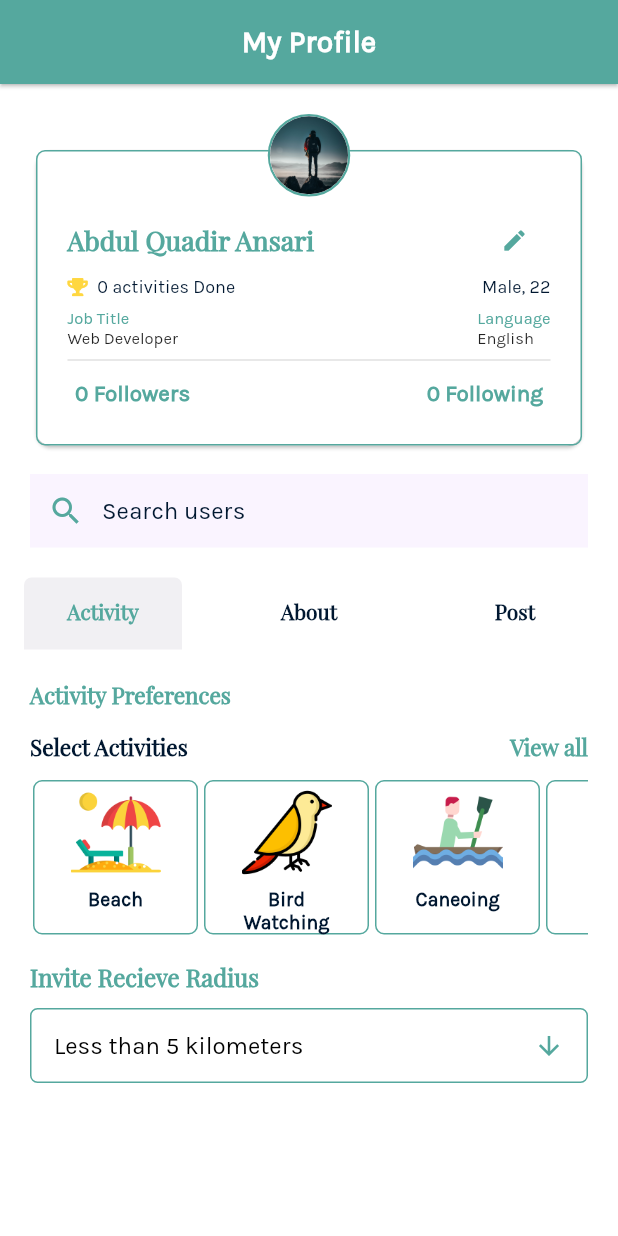
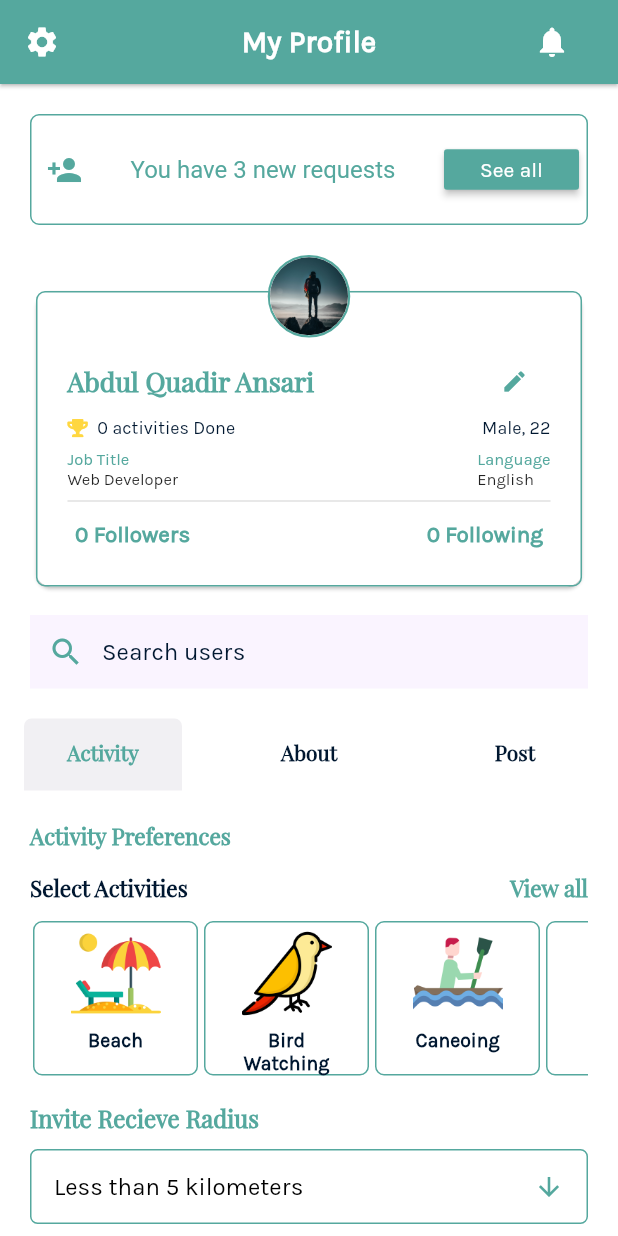
Before and after one commit to priyamshah112/chalo, a Flutter app: the ProfilePage screen opened directly, on a phone screen of 412 x 824 dp. Run offline on Flutter 3.47's test engine with Material 2 defaults, Android fonts, the phone set to English and light mode, and no system bars; our stand-ins replace cloud_firestore, datetime_picker_formfield, firebase_auth, firebase_messaging, firebase_storage, flutter_map and 10 more; missing offline and left inert: gender_selection, geocoder, mapbox_search_flutter, steel_crypt; accounts and stored records are empty.

Commit message:
Follow request

```diff
--- a/lib/add_location.dart
+++ b/lib/add_location.dart
@@ -39,6 +39,7 @@ class _GetLocationState extends State<GetLocation> {
     return Scaffold(
       floatingActionButton: FloatingActionButton(
         child: Icon(Icons.add_location),
+        backgroundColor: Colors.teal,
         onPressed: () {
           getLocation();
           setState(() {});
@@ -91,7 +92,7 @@ class _GetLocationState extends State<GetLocation> {
           ),
         ],
         elevation: 1.0,
-//        backgroundColor: Color(),
+        backgroundColor: Colors.teal,
       ),
       body: Stack(
         fit: StackFit.expand,
--- a/lib/profile_page.dart
+++ b/lib/profile_page.dart
@@ -2,6 +2,7 @@ import 'dart:async';
 import 'dart:io';
 import 'dart:math';
 import 'package:chaloapp/edit_profile_page.dart';
+import 'package:chaloapp/follow_request.dart';
 import 'package:chaloapp/following.dart';
 import 'package:chaloapp/home.dart';
 import 'package:chaloapp/post_details.dart';
@@ -99,6 +100,7 @@ class _ProfilePageState extends State<ProfilePage> {
       child: Scaffold(
         backgroundColor: Colors.white,
         appBar: AppBar(
+          centerTitle: true,
           automaticallyImplyLeading: false,
           title: Center(
             child: Text(
@@ -110,6 +112,25 @@ class _ProfilePageState extends State<ProfilePage> {
               ),
             ),
           ),
+          leading: InkWell(
+            onTap: () {},
+            child: Icon(
+              Icons.settings,
+              color: Colors.white,
+            ),
+          ),
+          actions: <Widget>[
+            FlatButton(
+              onPressed: () {},
+              child: IconButton(
+                icon: Icon(
+                  Icons.notifications,
+                  color: Colors.white,
+                ),
+                splashColor: Colors.transparent,
+              ),
+            ),
+          ],
           elevation: 1.0,
           backgroundColor: Color(primary),
         ),
@@ -120,6 +141,57 @@ class _ProfilePageState extends State<ProfilePage> {
               return [
                 SliverList(
                   delegate: SliverChildListDelegate([
+                    Padding(
+                      padding: EdgeInsets.only(top: 20, left: 20, right: 20),
+                      child: Container(
+                        padding:
+                            EdgeInsets.symmetric(vertical: 0, horizontal: 5),
+                        decoration: BoxDecoration(
+                            border: Border.all(
+                              color: Color(primary),
+                            ),
+                            borderRadius: BorderRadius.circular(6)),
+                        child: ListTile(
+                          leading: Icon(
+                            Icons.person_add,
+                            color: Color(primary),
+                          ),
+                          contentPadding: EdgeInsets.only(
+                              top: 8, left: 5, right: 00, bottom: 8),
+                          title: Text(
+                            "You have 3 new requests",
+                            style: TextStyle(
+                              fontWeight: FontWeight.normal,
+                              color: Color(primary),
+                            ),
+                          ),
+                          trailing: FittedBox(
+                            fit: BoxFit.fill,
+                            child: Container(
+                                width: 90,
+                                height: 27,
+                                child: RaisedButton(
+                                  onPressed: () {
+                                    Navigator.push(
+                                      context,
+                                      MaterialPageRoute(
+                                          builder: (BuildContext context) =>
+                                              FollowReq()),
+                                    );
+                                  },
+                                  color: Color(primary),
+                                  textColor: Colors.white,
+                                  child: Text(
+                                    "See all",
+                                    style: TextStyle(
+                                      fontFamily: bodyText,
+                                    ),
+                                  ),
+                                )),
+                          ),
+                        ),
+                      ),
+                    ),
                     Stack(
                       overflow: Overflow.visible,
                       children: <Widget>[
```
Also changed, not shown: lib/follow_request.dart (+325 -0 lines).
